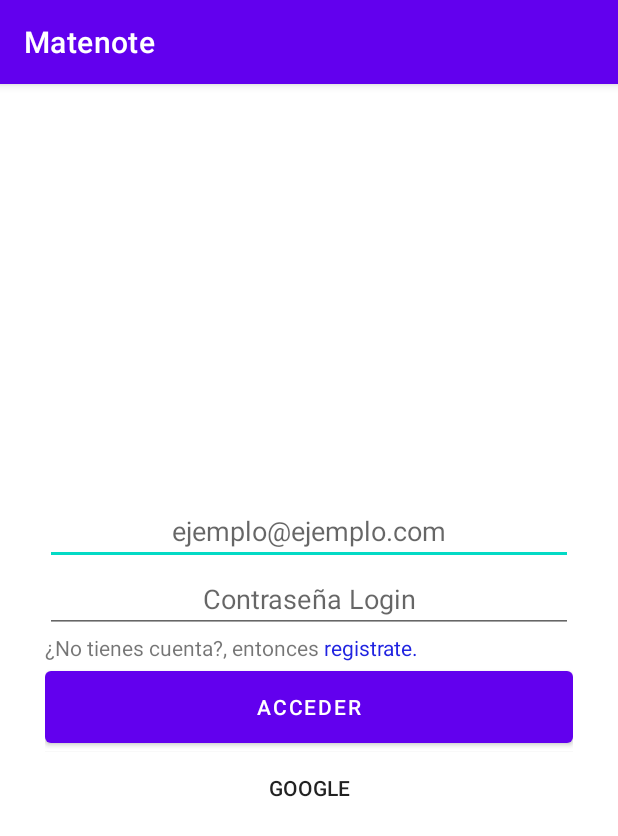
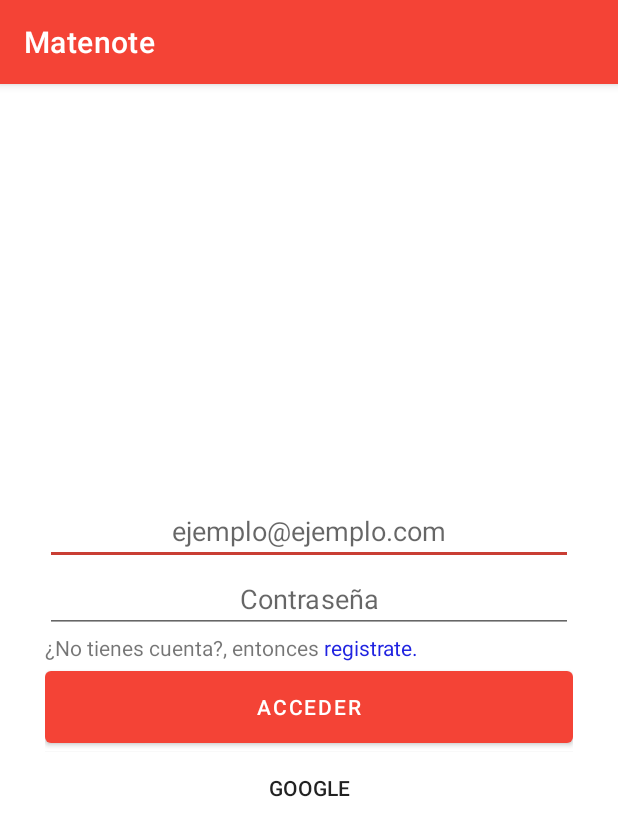
Before and after one commit to Riz3nd/Matenote, an Android app: the screen it shows after launch (LoginActivity), on a phone screen of 412 x 824 dp. Shown: the top 836 px of the screen. Run offline under Robolectric (Android 15) with nearby library versions, the light colour scheme and no system bars; our stand-ins replace Firebase (no records; nobody signed in at launch, a user with empty details on screens opened directly).

Commit message:
IMPLEMENTACIÓN  -  Navbar y cambio colores theme.
- Se agrega un navbar para MainActivity.
- Se ajustan los colores de la app.
- Se ajusta el hint del EditText pass de login.
- Se agrega el icono de usuario.

```diff
--- /dev/null
+++ b/app/src/main/res/drawable/ic_user.xml
@@ -0,0 +1,5 @@
+<vector android:height="24dp" android:tint="#000000"
+    android:viewportHeight="24" android:viewportWidth="24"
+    android:width="24dp" xmlns:android="http://schemas.android.com/apk/res/android">
+    <path android:fillColor="@android:color/white" android:pathData="M12,12c2.21,0 4,-1.79 4,-4s-1.79,-4 -4,-4 -4,1.79 -4,4 1.79,4 4,4zM12,14c-2.67,0 -8,1.34 -8,4v2h16v-2c0,-2.66 -5.33,-4 -8,-4z"/>
+</vector>
--- a/app/src/main/res/layout/activity_login.xml
+++ b/app/src/main/res/layout/activity_login.xml
@@ -30,7 +30,7 @@
             android:layout_height="wrap_content"
             android:layout_gravity="center"
             android:ems="10"
-            android:hint="Contraseña Login"
+            android:hint="Contraseña"
             android:inputType="textPassword"
             android:textAlignment="center" />
         <LinearLayout
--- a/app/src/main/res/values/colors.xml
+++ b/app/src/main/res/values/colors.xml
@@ -8,6 +8,10 @@
     <color name="black">#FF000000</color>
     <color name="white">#FFFFFFFF</color>
 
+    <color name="orage">#F44336</color>
+    <color name="orage_medium">#F85347</color>
+    <color name="orage_dark">#C93E34</color>
+
     <color name="yellow_middle">#ffee58</color>
     <color name="yellow_end">#7ae7de83</color>
 
--- a/app/src/main/res/values/themes.xml
+++ b/app/src/main/res/values/themes.xml
@@ -2,12 +2,12 @@
     <!-- Base application theme. -->
     <style name="Theme.Matenote" parent="Theme.MaterialComponents.DayNight.DarkActionBar">
         <!-- Primary brand color. -->
-        <item name="colorPrimary">@color/purple_500</item>
-        <item name="colorPrimaryVariant">@color/purple_700</item>
+        <item name="colorPrimary">@color/orage</item>
+        <item name="colorPrimaryVariant">@color/orage_medium</item>
         <item name="colorOnPrimary">@color/white</item>
         <!-- Secondary brand color. -->
-        <item name="colorSecondary">@color/teal_200</item>
-        <item name="colorSecondaryVariant">@color/teal_700</item>
+        <item name="colorSecondary">@color/orage_dark</item>
+        <item name="colorSecondaryVariant">@color/orage_dark</item>
         <item name="colorOnSecondary">@color/black</item>
         <!-- Status bar color. -->
         <item name="android:statusBarColor" tools:targetApi="l">?attr/colorPrimaryVariant</item>
```
Also changed, not shown: app/src/main/res/layout/activity_main.xml (+11 -34 lines), app/src/main/res/menu/main_menu.xml (added, +11 -0 lines).
